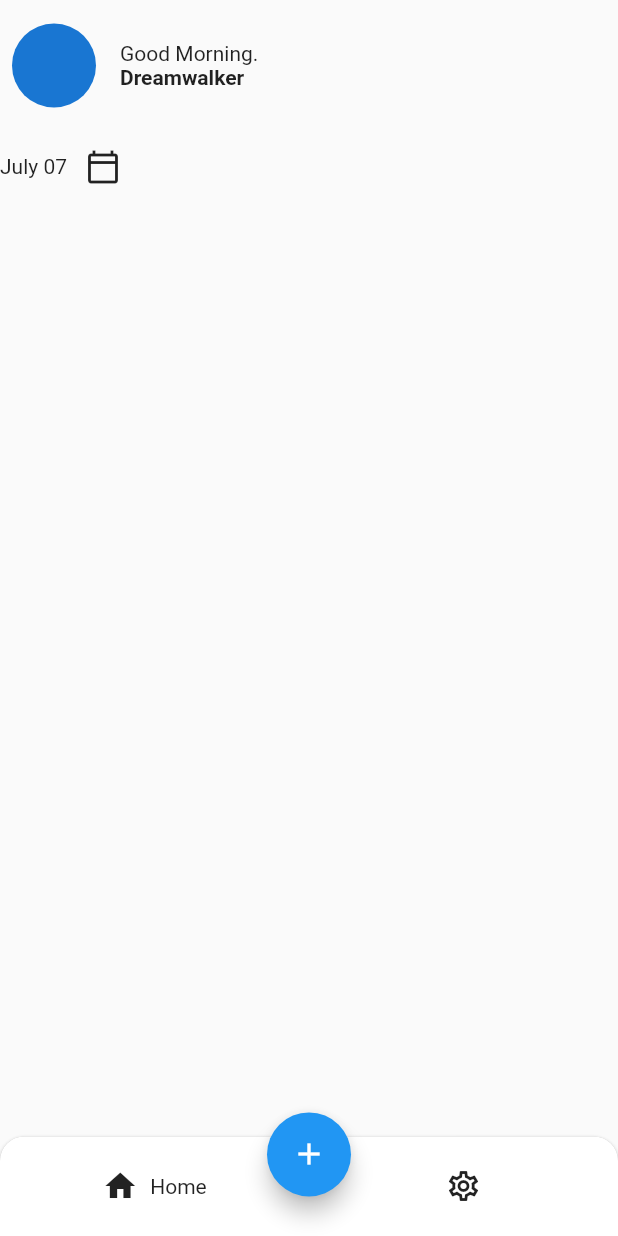
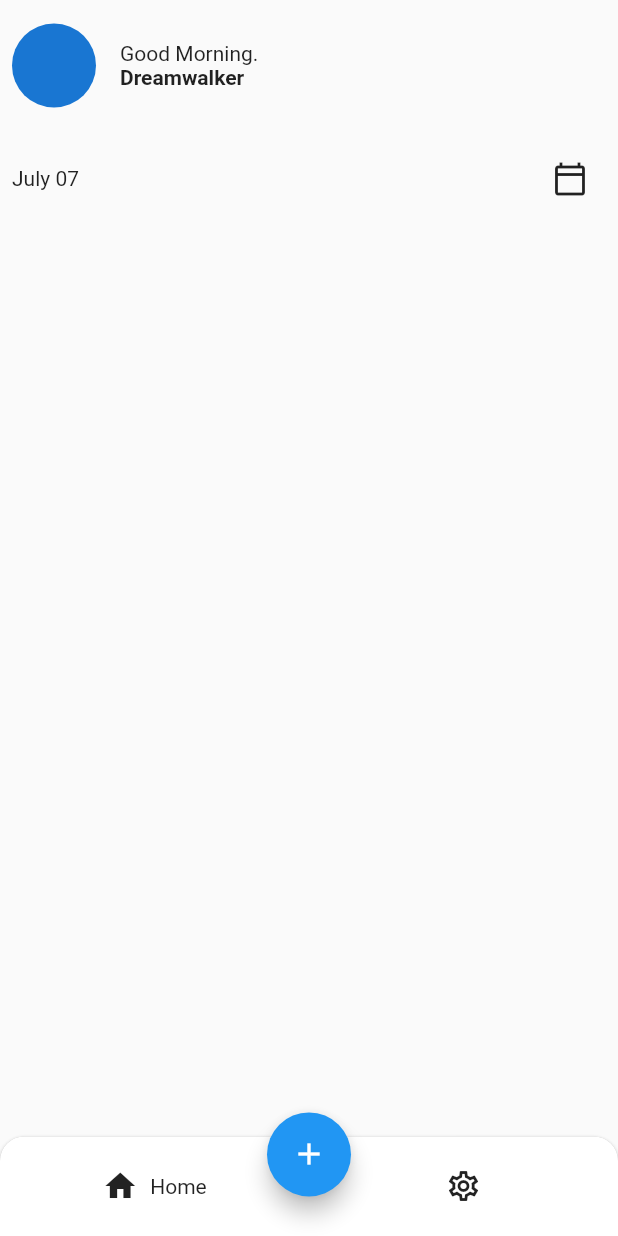
Before and after one commit to JAICHANGPARK/flutter_notebook_14th_story, a Flutter app: the screen it shows after launch, on a phone screen of 412 x 824 dp. Run offline on Flutter 3.47's test engine with Material 2 defaults, Android fonts, the phone set to English and light mode, and no system bars; our stand-ins replace flutter_lorem, get, google_fonts, line_icons.

Commit message:
Update medic_care_home_page.dart

```diff
--- a/lib/ep861_medic_care_app/ui/medic_care_home_page.dart
+++ b/lib/ep861_medic_care_app/ui/medic_care_home_page.dart
@@ -47,15 +47,19 @@ class _MedicCareHomePageState extends State<MedicCareHomePage> {
                   ),
                   Expanded(
                     child: SingleChildScrollView(
+                      child: Padding(
+                        padding: const EdgeInsets.all(8.0),
                         child: Column(
                           children: [
                             Row(
+                              mainAxisAlignment: MainAxisAlignment.spaceBetween,
                               children: [
                                 Text("July 07"),
                                 IconButton(onPressed: (){}, icon: Icon(Icons.calendar_today_outlined))
                               ],
                             )
                           ],
+                        ),
                       ),
                     ),
                     flex: 15,
```
Lines whose indentation alone changed are shown as unchanged.
